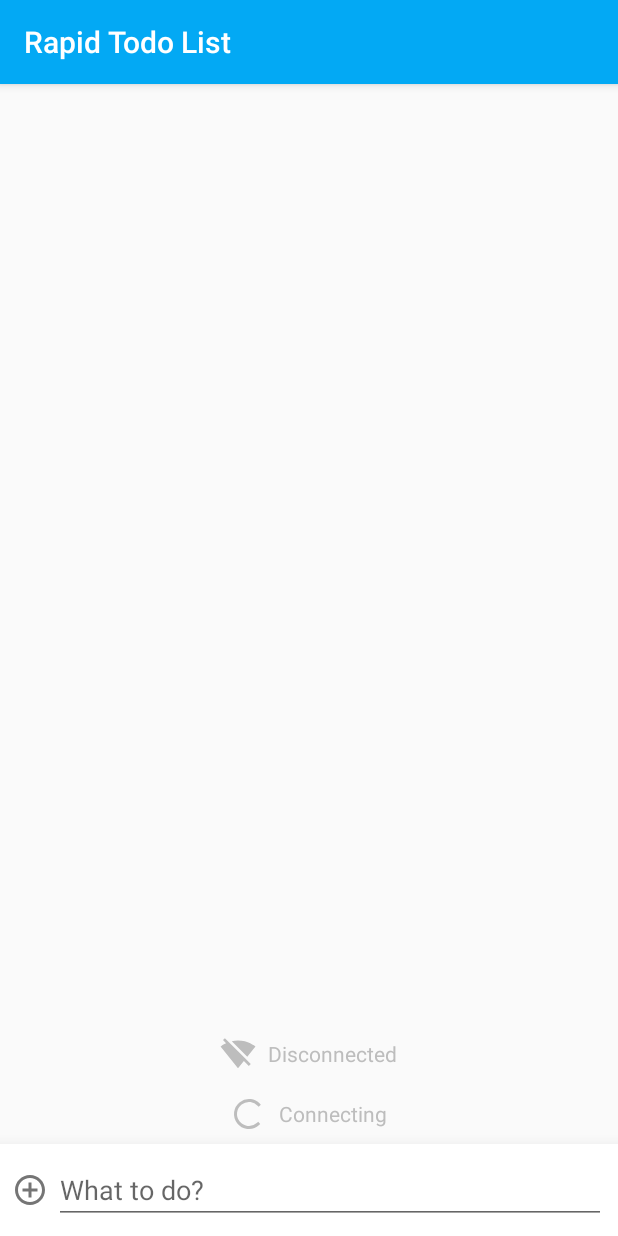
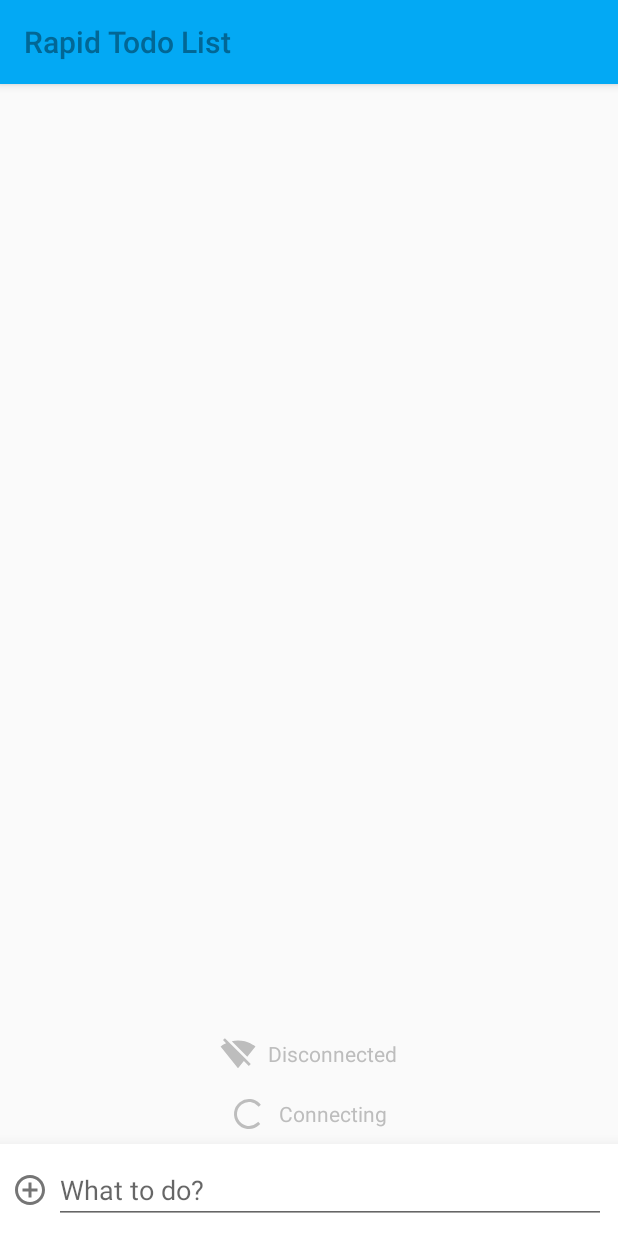
Before and after one commit to glennneiger/rapid-io-android, an Android app: the screen it shows after launch (MainActivity), on a phone screen of 412 x 824 dp. Run offline under Robolectric (Android 15) with nearby library versions, the phone set to English and light mode, and no system bars; our stand-ins replace data binding; libraries missing offline, so code that uses them is left out: me.tatarka.bindingcollectionadapter2; 7 statements that could not run were skipped.

Commit message:
Icons and color changes in sample

```diff
--- a/sample/src/main/java/io/rapid/sample/MainActivity.java
+++ b/sample/src/main/java/io/rapid/sample/MainActivity.java
@@ -35,6 +35,7 @@ public class MainActivity extends AppCompatActivity implements TodoItemViewModel
 		super.onCreate(savedInstanceState);
 		mViewModel = new MainViewModel();
 		mBinding = DataBindingUtil.setContentView(this, R.layout.activity_main);
+		setSupportActionBar(mBinding.toolbar);
 		mBinding.setViewModel(mViewModel);
 		mBinding.newTodoTitle.setOnEditorActionListener((v, actionId, event) -> {
 			if(actionId == EditorInfo.IME_ACTION_DONE) {
--- a/sample/src/main/res/layout/activity_main.xml
+++ b/sample/src/main/res/layout/activity_main.xml
@@ -12,7 +12,15 @@
 		android:layout_width="match_parent"
 		android:layout_height="match_parent"
 		android:orientation="vertical">
-
+		<android.support.design.widget.AppBarLayout
+			android:layout_width="match_parent"
+			android:layout_height="wrap_content">
+			<android.support.v7.widget.Toolbar
+				android:id="@+id/toolbar"
+				android:layout_width="match_parent"
+				android:layout_height="wrap_content"
+				app:titleTextColor="@color/primary_darker" />
+		</android.support.design.widget.AppBarLayout>
 		<android.support.v7.widget.RecyclerView
 			android:id="@+id/list"
 			android:layout_width="match_parent"
--- a/sample/src/main/res/values/colors.xml
+++ b/sample/src/main/res/values/colors.xml
@@ -3,6 +3,7 @@
 	<color name="primary">#03A9F4</color>
 	<color name="primary_dark">#0288D1</color>
 	<color name="primary_light">#B3E5FC</color>
+	<color name="primary_darker">#026795</color>
 	<color name="accent">#FF5722</color>
 	<color name="primary_text">#212121</color>
 	<color name="secondary_text">#757575</color>
--- a/sample/src/main/res/values/styles.xml
+++ b/sample/src/main/res/values/styles.xml
@@ -1,7 +1,7 @@
 <resources>
 
 	<!-- Base application theme. -->
-	<style name="AppTheme" parent="Theme.AppCompat.Light.DarkActionBar">
+	<style name="AppTheme" parent="Theme.AppCompat.Light.NoActionBar">
 		<!-- Customize your theme here. -->
 		<item name="colorPrimary">@color/primary</item>
 		<item name="colorPrimaryDark">@color/primary_dark</item>
```
Also changed, not shown: sample/src/main/res/mipmap-hdpi/ic_launcher.png, sample/src/main/res/mipmap-hdpi/ic_launcher_round.png, sample/src/main/res/mipmap-mdpi/ic_launcher.png, sample/src/main/res/mipmap-mdpi/ic_launcher_round.png, sample/src/main/res/mipmap-xhdpi/ic_launcher.png, sample/src/main/res/mipmap-xhdpi/ic_launcher_round.png, sample/src/main/res/mipmap-xxhdpi/ic_launcher.png, sample/src/main/res/mipmap-xxhdpi/ic_launcher_round.png, sample/src/main/res/mipmap-xxxhdpi/ic_launcher.png, sample/src/main/res/mipmap-xxxhdpi/ic_launcher_round.png, sample/src/main/web_hi_res_512.png (added).
